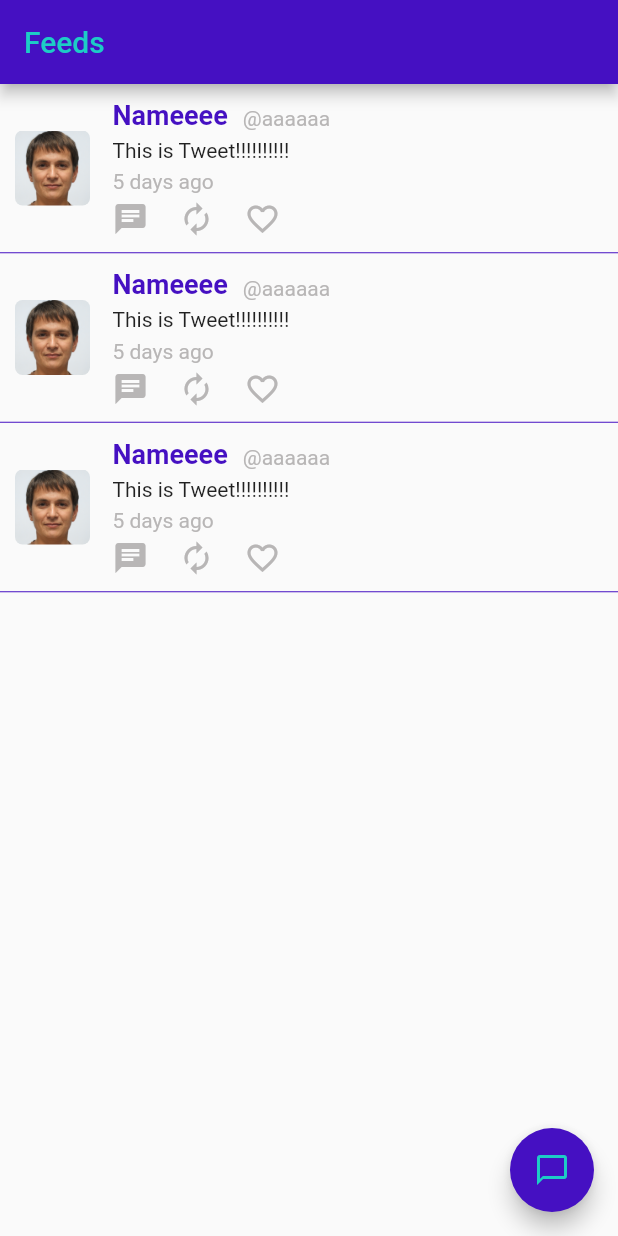
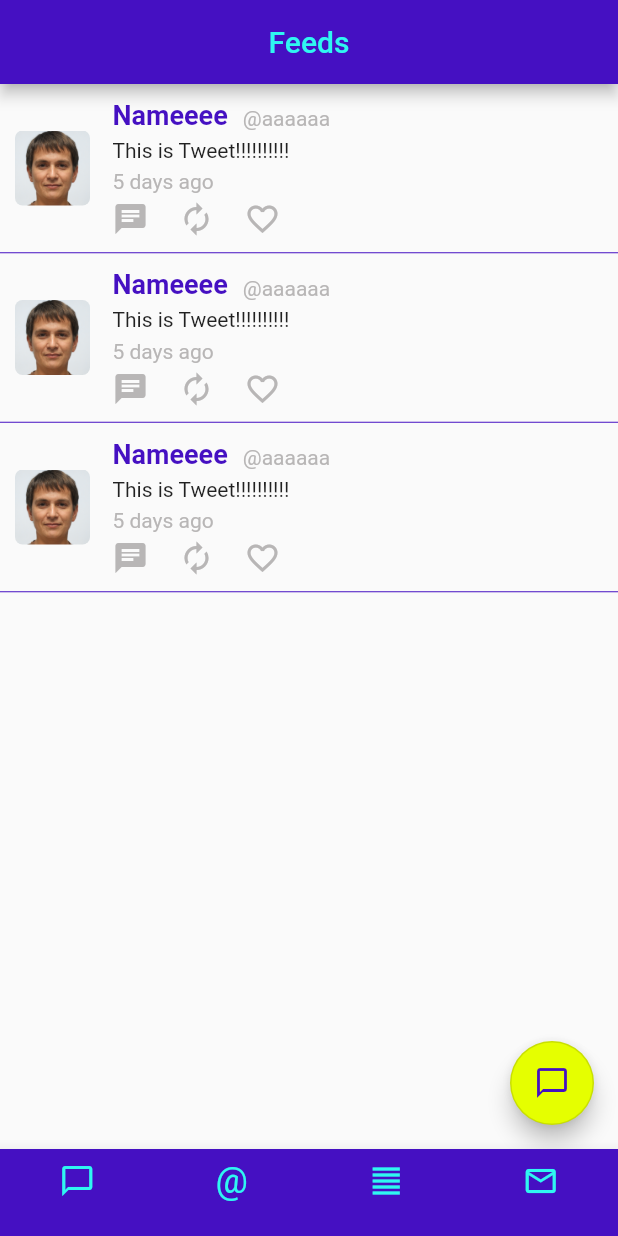
Before and after one commit to naoaki-kaito/ttwui, a Flutter app: the screen it shows after launch, after a tap on the "chat bubble outline" icon, on a phone screen of 412 x 824 dp. Run offline on Flutter 3.47's test engine with Material 2 defaults, Android fonts, the phone set to English and light mode, and no system bars; our stand-ins replace flutter_dotenv.

Commit message:
add frame and tabs

```diff
--- a/lib/components/app_color.dart
+++ b/lib/components/app_color.dart
@@ -4,7 +4,7 @@ import 'package:flutter/material.dart';
 
 class AppColor {
   static final primary = const Color(0xFF4510c2);
-  static Color leading = const Color(0xFF1dccc6);
+  static Color leading = const Color(0xFF2ff7f1);
   static Color leading2 = const Color(0xFFf731d0);
   static Color accent = const Color(0xFFe5ff00);
   static Color hint = const Color(0xFFb8b6b6);
--- /dev/null
+++ b/lib/components/tweet/index.dart
@@ -0,0 +1,48 @@
+import 'package:flutter/material.dart';
+import 'package:ttwui/components/app_color.dart';
+import 'package:ttwui/components/tweet/item.dart';
+
+class TweetIndex extends StatefulWidget {
+  const TweetIndex() : super();
+
+  @override
+  State<StatefulWidget> createState() {
+    return _TweetIndexState();
+  }
+}
+
+class _TweetIndexState extends State<TweetIndex> {
+  void gotoTweet() {
+    print('Tweet');
+  }
+
+  @override
+  Widget build(BuildContext context) {
+    return Scaffold(
+      appBar: AppBar(
+        centerTitle: true,
+        title: Text('Feeds', style: TextStyle(color: AppColor.leading)),
+        leading: null,
+        automaticallyImplyLeading: false,
+      ),
+      body: ListView(
+        children: <Widget>[
+          TweetItem(),
+          TweetItem(),
+          TweetItem(),
+        ],
+      ),
+      floatingActionButton: FloatingActionButton(
+        onPressed: () {
+          gotoTweet();
+        },
+        tooltip: 'Increment',
+        child: Icon(Icons.chat_bubble_outline, color: AppColor.primary),
+        backgroundColor: AppColor.accent,
+        shape: RoundedRectangleBorder(
+            borderRadius: BorderRadius.all(Radius.circular(100)),
+            side: BorderSide(color: Colors.black12)),
+      ), // This trailing comma makes auto-formatting nicer for build methods.
+    );
+  }
+}
--- a/lib/main.dart
+++ b/lib/main.dart
@@ -1,7 +1,7 @@
 import 'package:flutter/material.dart';
 import 'package:flutter_dotenv/flutter_dotenv.dart';
 import 'package:ttwui/components/app_color.dart';
-import 'package:ttwui/components/tweet/item.dart';
+import 'package:ttwui/pages/home_frame.dart';
 
 void main() async {
   await DotEnv().load('.env');
@@ -13,46 +13,13 @@ class MyApp extends StatelessWidget {
   @override
   Widget build(BuildContext context) {
     return MaterialApp(
-      title: 'TTwui',
-      theme: ThemeData(
-        primaryColor: AppColor.primary,
-      ),
-      home: MyHomePage(),
-    );
+        title: 'TTwui',
+        theme: ThemeData(
+          primaryColor: AppColor.primary,
+        ),
+        initialRoute: '/home_frame',
+        routes: {
+          '/home_frame': (context) => HomeFrame(),
+        });
   }
 }
-
-class MyHomePage extends StatefulWidget {
-  MyHomePage({Key key}) : super(key: key);
-
-  @override
-  _MyHomePageState createState() => _MyHomePageState();
-}
-
-class _MyHomePageState extends State<MyHomePage> {
-  void _incrementCounter() {
-    print('Tweet');
-  }
-
-  @override
-  Widget build(BuildContext context) {
-    return Scaffold(
-      appBar: AppBar(
-        title: Text('Feeds', style: TextStyle(color: AppColor.leading)),
-      ),
-      body: ListView(
-        children: <Widget>[
-          TweetItem(),
-          TweetItem(),
-          TweetItem(),
-        ],
-      ),
-      floatingActionButton: FloatingActionButton(
-        onPressed: _incrementCounter,
-        tooltip: 'Increment',
-        child: Icon(Icons.chat_bubble_outline, color: AppColor.leading),
-        backgroundColor: AppColor.primary,
-      ), // This trailing comma makes auto-formatting nicer for build methods.
-    );
-  }
-}
--- /dev/null
+++ b/lib/pages/home_frame.dart
@@ -0,0 +1,57 @@
+import 'package:flutter/material.dart';
+import 'package:ttwui/components/app_color.dart';
+import 'package:ttwui/components/tweet/index.dart';
+
+class HomeFrame extends StatefulWidget {
+  HomeFrame() : super();
+
+  @override
+  State<StatefulWidget> createState() {
+    return _HomeState();
+  }
+}
+
+class _HomeState extends State<HomeFrame> {
+  int _currentIndex = 0;
+
+  @override
+  Widget build(BuildContext context) {
+    return Scaffold(
+      body: _dispatch(_currentIndex),
+      bottomNavigationBar: BottomNavigationBar(
+        type: BottomNavigationBarType.fixed,
+        currentIndex: _currentIndex,
+        backgroundColor: AppColor.primary,
+        items: <BottomNavigationBarItem>[
+          BottomNavigationBarItem(
+              title: SizedBox(),
+              icon: Icon(Icons.chat_bubble_outline, color: AppColor.leading),
+              activeIcon:
+                  Icon(Icons.chat_bubble_outline, color: AppColor.leading)),
+          BottomNavigationBarItem(
+              title: SizedBox(),
+              icon: Text('@',
+                  style: TextStyle(fontSize: 24, color: AppColor.leading)),
+              activeIcon: Text('@',
+                  style: TextStyle(fontSize: 24, color: AppColor.leading))),
+          BottomNavigationBarItem(
+              title: SizedBox(),
+              icon: Icon(Icons.format_align_justify, color: AppColor.leading),
+              activeIcon:
+                  Icon(Icons.format_align_justify, color: AppColor.leading)),
+          BottomNavigationBarItem(
+              title: SizedBox(),
+              icon: Icon(Icons.mail_outline, color: AppColor.leading),
+              activeIcon: Icon(Icons.mail_outline, color: AppColor.leading)),
+        ],
+      ),
+    );
+  }
+
+  Widget _dispatch(int index) {
+    switch (index) {
+      default:
+        return TweetIndex();
+    }
+  }
+}
```
